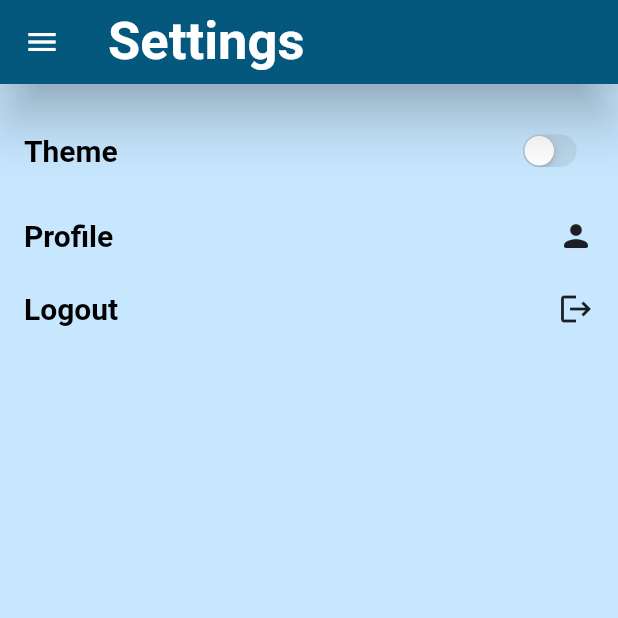
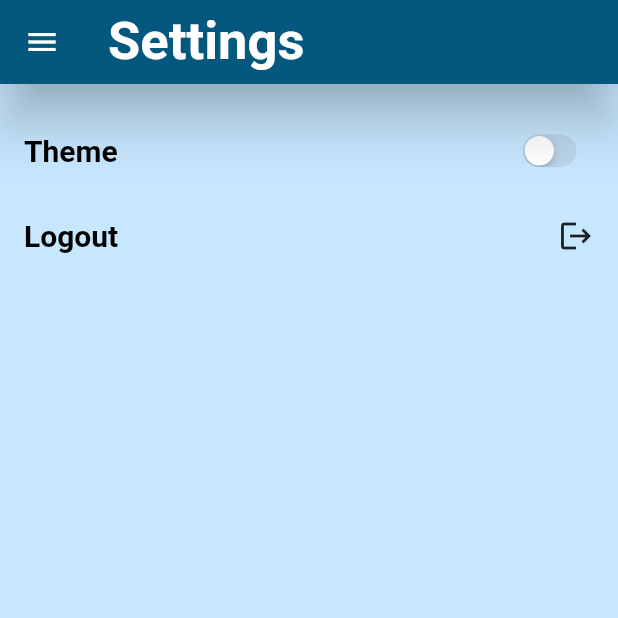
Before and after one commit to nadahanii/Int-Hire_GP, a Flutter app: the SettingsPage screen opened by its route, on a phone screen of 412 x 824 dp, the top half of it. Run offline on Flutter 3.47's test engine with Material 2 defaults, Android fonts, the phone set to English and light mode, and no system bars; our stand-ins replace csv, fluttertoast, font_awesome_flutter, google_fonts, shared_preferences; accounts and stored records are empty; network calls fail; Roboto replaces fonts that are missing (RobotoCondensed).

Commit message:
added profile to bottom navbar

```diff
--- a/lib/screens/job_view.dart
+++ b/lib/screens/job_view.dart
@@ -4,7 +4,7 @@ import 'package:history_feature/widgets/jobs_list.dart';
 import 'package:provider/provider.dart';
 
 import '../providers/jobs.dart';
-import '../widgets/main_drawer.dart';
+
 
 class JobView extends StatelessWidget {
   JobView({Key? key, this.history = false}) : super(key: key);
--- a/lib/screens/settings_page.dart
+++ b/lib/screens/settings_page.dart
@@ -65,73 +65,20 @@ class _SettingsPageState extends State<SettingsPage> {
                 height: 25,
               ),
               InkWell(
-                onTap: (){
-                  Navigator.of(context).pushNamed('/profile_Screen');
-                },
-                child: Row(
-                  mainAxisAlignment: MainAxisAlignment.spaceBetween,
-                  children: [
-
-
-                    Text(
-                      "Profile",
-                      style: Theme.of(context).textTheme.caption,
-                    ),
-                    Icon(
-                        Icons.person_rounded
-                    ),
-
-                  ],
-                ),
-              ),
-              /*SizedBox(
-                height: 25,
-              ),
-              InkWell(
-                onTap: (){
+                onTap: () {
                   Navigator.of(context).pushReplacementNamed('/Login_Screen');
                 },
                 child: Row(
                   mainAxisAlignment: MainAxisAlignment.spaceBetween,
                   children: [
-
-
                     Text(
                       "Logout",
                       style: Theme.of(context).textTheme.caption,
                     ),
-                    Icon(
-                        Icons.logout
-                    ),
-
-                  ],
-                ),
-              ),*/
-              SizedBox(
-                height: 25,
-              ),
-              InkWell(
-                onTap: (){
-                  Navigator.of(context).pushReplacementNamed('/Login_Screen');
-                },
-                child: Row(
-                  mainAxisAlignment: MainAxisAlignment.spaceBetween,
-                  children: [
-
-
-                    Text(
-                      "Logout",
-                      style: Theme.of(context).textTheme.caption,
-                    ),
-                    Icon(
-                        Icons.logout
-                    ),
-
+                    Icon(Icons.logout),
                   ],
                 ),
               ),
-
-
             ],
           ),
         ),
```
Also changed, not shown: lib/screens/navbar_screen.dart (+16 -0 lines).
